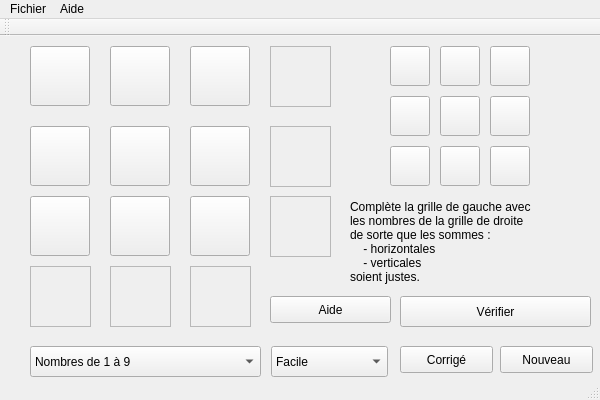
This is mainwindow.ui in Txikilinux/leterrier-fubuki as Qt 5 draws it before an edit. The edited form follows.
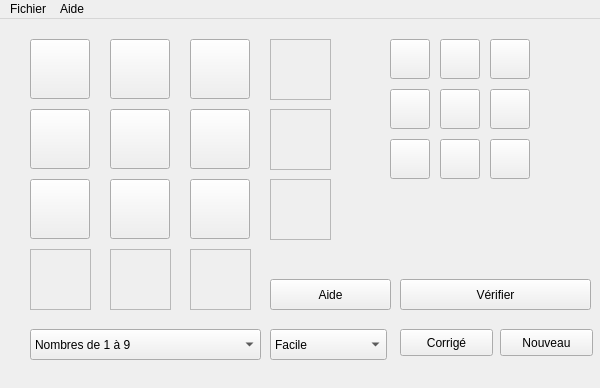
This is the edited form.

The edit to the form file:
```diff
--- a/mainwindow.ui
+++ b/mainwindow.ui
@@ -7,18 +7,24 @@
     <x>0</x>
     <y>0</y>
     <width>600</width>
-    <height>400</height>
+    <height>388</height>
    </rect>
   </property>
   <property name="windowTitle">
    <string>Fubuki du Terrier</string>
   </property>
+  <property name="styleSheet">
+   <string notr="true"/>
+  </property>
   <widget class="QWidget" name="centralWidget">
+   <property name="styleSheet">
+    <string notr="true"/>
+   </property>
    <widget class="QPushButton" name="btnCase0">
     <property name="geometry">
      <rect>
       <x>30</x>
-      <y>10</y>
+      <y>20</y>
       <width>60</width>
       <height>60</height>
      </rect>
@@ -31,6 +37,9 @@
       <bold>true</bold>
      </font>
     </property>
+    <property name="styleSheet">
+     <string notr="true"/>
+    </property>
     <property name="text">
      <string/>
     </property>
@@ -39,7 +48,7 @@
     <property name="geometry">
      <rect>
       <x>110</x>
-      <y>10</y>
+      <y>20</y>
       <width>60</width>
       <height>60</height>
      </rect>
@@ -60,7 +69,7 @@
     <property name="geometry">
      <rect>
       <x>190</x>
-      <y>10</y>
+      <y>20</y>
       <width>60</width>
       <height>60</height>
      </rect>
@@ -207,7 +216,7 @@
     <property name="geometry">
      <rect>
       <x>270</x>
-      <y>10</y>
+      <y>20</y>
       <width>61</width>
       <height>61</height>
      </rect>
@@ -369,7 +378,7 @@
     <property name="geometry">
      <rect>
       <x>390</x>
-      <y>110</y>
+      <y>120</y>
       <width>40</width>
       <height>40</height>
      </rect>
@@ -390,7 +399,7 @@
     <property name="geometry">
      <rect>
       <x>440</x>
-      <y>110</y>
+      <y>120</y>
       <width>40</width>
       <height>40</height>
      </rect>
@@ -411,7 +420,7 @@
     <property name="geometry">
      <rect>
       <x>490</x>
-      <y>110</y>
+      <y>120</y>
       <width>40</width>
       <height>40</height>
      </rect>
@@ -432,7 +441,7 @@
     <property name="geometry">
      <rect>
       <x>390</x>
-      <y>60</y>
+      <y>70</y>
       <width>40</width>
       <height>40</height>
      </rect>
@@ -453,7 +462,7 @@
     <property name="geometry">
      <rect>
       <x>440</x>
-      <y>60</y>
+      <y>70</y>
       <width>40</width>
       <height>40</height>
      </rect>
@@ -474,7 +483,7 @@
     <property name="geometry">
      <rect>
       <x>490</x>
-      <y>60</y>
+      <y>70</y>
       <width>40</width>
       <height>40</height>
      </rect>
@@ -495,7 +504,7 @@
     <property name="geometry">
      <rect>
       <x>390</x>
-      <y>10</y>
+      <y>20</y>
       <width>40</width>
       <height>40</height>
      </rect>
@@ -516,7 +525,7 @@
     <property name="geometry">
      <rect>
       <x>440</x>
-      <y>10</y>
+      <y>20</y>
       <width>40</width>
       <height>40</height>
      </rect>
@@ -537,7 +546,7 @@
     <property name="geometry">
      <rect>
       <x>490</x>
-      <y>10</y>
+      <y>20</y>
       <width>40</width>
       <height>40</height>
      </rect>
@@ -563,6 +572,12 @@
       <height>31</height>
      </rect>
     </property>
+    <property name="font">
+     <font>
+      <weight>50</weight>
+      <bold>false</bold>
+     </font>
+    </property>
     <property name="text">
      <string>Vérifier</string>
     </property>
@@ -570,12 +585,18 @@
    <widget class="QComboBox" name="cBoxNiveau">
     <property name="geometry">
      <rect>
-      <x>271</x>
+      <x>270</x>
       <y>310</y>
       <width>117</width>
       <height>31</height>
      </rect>
     </property>
+    <property name="font">
+     <font>
+      <weight>50</weight>
+      <bold>false</bold>
+     </font>
+    </property>
     <item>
      <property name="text">
       <string>Facile</string>
@@ -608,9 +629,15 @@
       <x>270</x>
       <y>260</y>
       <width>121</width>
-      <height>27</height>
+      <height>31</height>
      </rect>
     </property>
+    <property name="font">
+     <font>
+      <weight>50</weight>
+      <bold>false</bold>
+     </font>
+    </property>
     <property name="text">
      <string>Aide</string>
     </property>
@@ -619,18 +646,18 @@
     <property name="geometry">
      <rect>
       <x>350</x>
-      <y>160</y>
+      <y>170</y>
       <width>231</width>
       <height>91</height>
      </rect>
     </property>
+    <property name="font">
+     <font>
+      <pointsize>9</pointsize>
+     </font>
+    </property>
     <property name="text">
-     <string>Complète la grille de gauche avec
-les nombres de la grille de droite
-de sorte que les sommes :
-    - horizontales
-    - verticales
-soient justes.</string>
+     <string/>
     </property>
    </widget>
    <widget class="QComboBox" name="cBoxSuite">
@@ -642,6 +669,12 @@
       <height>31</height>
      </rect>
     </property>
+    <property name="font">
+     <font>
+      <weight>50</weight>
+      <bold>false</bold>
+     </font>
+    </property>
     <item>
      <property name="text">
       <string>Nombres de 1 à 9</string>
@@ -662,6 +695,12 @@
       <height>27</height>
      </rect>
     </property>
+    <property name="font">
+     <font>
+      <weight>50</weight>
+      <bold>false</bold>
+     </font>
+    </property>
     <property name="text">
      <string>Corrigé</string>
     </property>
@@ -675,6 +714,12 @@
       <height>27</height>
      </rect>
     </property>
+    <property name="font">
+     <font>
+      <weight>50</weight>
+      <bold>false</bold>
+     </font>
+    </property>
     <property name="text">
      <string>Nouveau</string>
     </property>
@@ -710,15 +755,6 @@
    <addaction name="menuFichier"/>
    <addaction name="menuAide"/>
   </widget>
-  <widget class="QToolBar" name="mainToolBar">
-   <attribute name="toolBarArea">
-    <enum>TopToolBarArea</enum>
-   </attribute>
-   <attribute name="toolBarBreak">
-    <bool>false</bool>
-   </attribute>
-  </widget>
-  <widget class="QStatusBar" name="statusBar"/>
   <action name="actionQuitter">
    <property name="text">
     <string>Quitter</string>
```
Left out of the diff: 2 changed lines with no effect on the pictures.
